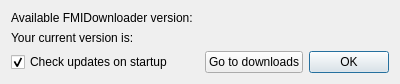
Before: the Qt Designer form gui/qtuifiles/updatedialog.ui in Tumetsu/FMI-weather-downloader, drawn with Qt 5.
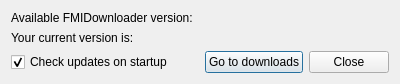
After: the same form once the commit is applied.

Commit message: Added translations for close buttons of about and updatedialogs

The edit to the form file:
```diff
--- a/gui/qtuifiles/updatedialog.ui
+++ b/gui/qtuifiles/updatedialog.ui
@@ -76,9 +76,9 @@
       </widget>
      </item>
      <item>
-      <widget class="QDialogButtonBox" name="buttonBox">
-       <property name="standardButtons">
-        <set>QDialogButtonBox::Ok</set>
+      <widget class="QPushButton" name="closeButton">
+       <property name="text">
+        <string>Close</string>
        </property>
       </widget>
      </item>
```
Left out of the diff: 6 changed lines with no effect on the pictures. The commit also changes 7 other files.
